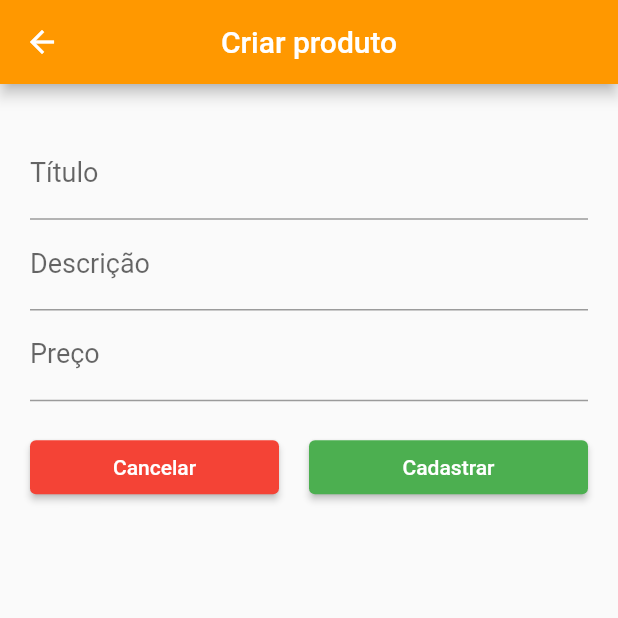
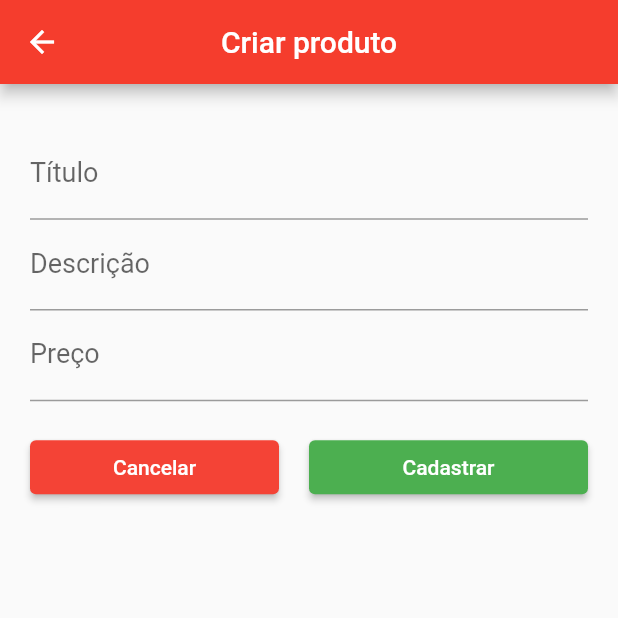
Before and after one commit to rennerborges/desenvolvimento_sistemas_moveis_tsi, a Flutter app: the screen it shows after launch, after a tap on the "add" icon, on a phone screen of 412 x 824 dp, the top half of it. Run offline on Flutter 3.47's test engine with Material 2 defaults, Android fonts, the phone set to English and light mode, and no system bars; network calls fail.

Commit message:
feat: alterando cor principal

```diff
--- a/shop_app/lib/main.dart
+++ b/shop_app/lib/main.dart
@@ -7,8 +7,23 @@ void main() {
     title: 'Shopee',
     debugShowCheckedModeBanner: false,
     theme: ThemeData(
-      primarySwatch: Colors.orange,
+      primarySwatch: generateMaterialColorFromColor(const Color(0xfff53d2d)),
     ),
     home: const HomeScreen(),
   ));
 }
+
+MaterialColor generateMaterialColorFromColor(Color color) {
+  return MaterialColor(color.value, {
+    50: Color.fromRGBO(color.red, color.green, color.blue, 0.1),
+    100: Color.fromRGBO(color.red, color.green, color.blue, 0.2),
+    200: Color.fromRGBO(color.red, color.green, color.blue, 0.3),
+    300: Color.fromRGBO(color.red, color.green, color.blue, 0.4),
+    400: Color.fromRGBO(color.red, color.green, color.blue, 0.5),
+    500: Color.fromRGBO(color.red, color.green, color.blue, 0.6),
+    600: Color.fromRGBO(color.red, color.green, color.blue, 0.7),
+    700: Color.fromRGBO(color.red, color.green, color.blue, 0.8),
+    800: Color.fromRGBO(color.red, color.green, color.blue, 0.9),
+    900: Color.fromRGBO(color.red, color.green, color.blue, 1.0),
+  });
+}
```
